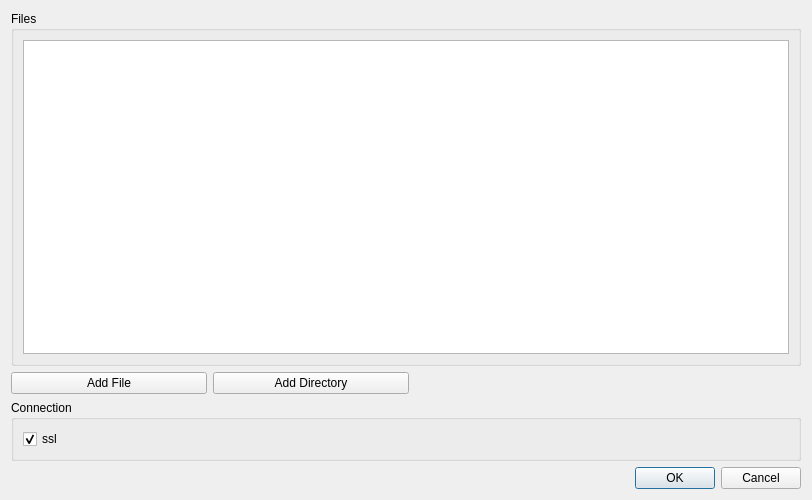
First picture: the form in src/widget/toolmysqldialog.ui, repository mugiseyebrows/mugi-query, before the edit.
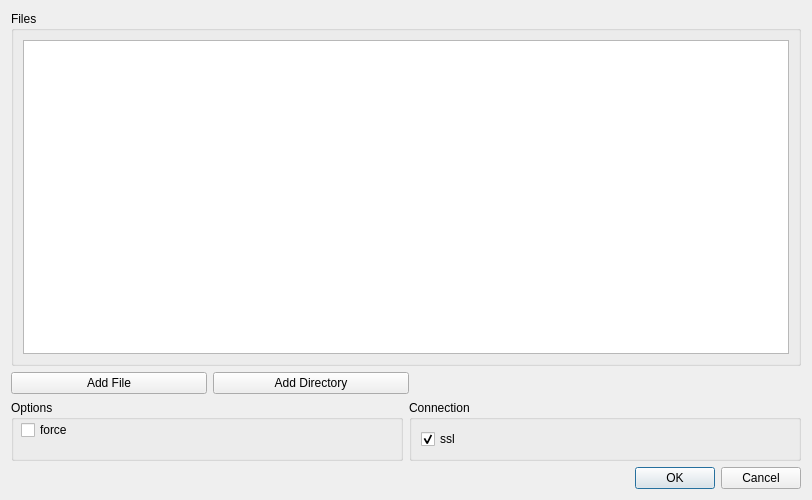
Second picture: the form after the edit.

Commit message: mysql force

Diff of the .ui file:
```diff
--- a/src/widget/toolmysqldialog.ui
+++ b/src/widget/toolmysqldialog.ui
@@ -65,6 +65,28 @@
     </layout>
    </item>
    <item>
+    <layout class="QHBoxLayout" name="horizontalLayout_2">
+     <item>
+      <widget class="QGroupBox" name="groupBox_2">
+       <property name="title">
+        <string>Options</string>
+       </property>
+       <widget class="QCheckBox" name="force">
+        <property name="geometry">
+         <rect>
+          <x>10</x>
+          <y>20</y>
+          <width>76</width>
+          <height>20</height>
+         </rect>
+        </property>
+        <property name="text">
+         <string>force</string>
+        </property>
+       </widget>
+      </widget>
+     </item>
+     <item>
     <widget class="QGroupBox" name="groupBox">
      <property name="title">
       <string>Connection</string>
@@ -83,6 +105,8 @@
      </layout>
     </widget>
    </item>
+    </layout>
+   </item>
    <item>
     <widget class="QDialogButtonBox" name="buttonBox">
      <property name="orientation">
```
Left out of the diff: 6 changed lines with no effect on the pictures. Lines whose indentation alone changed are shown as unchanged. The commit also changes 3 other files.
